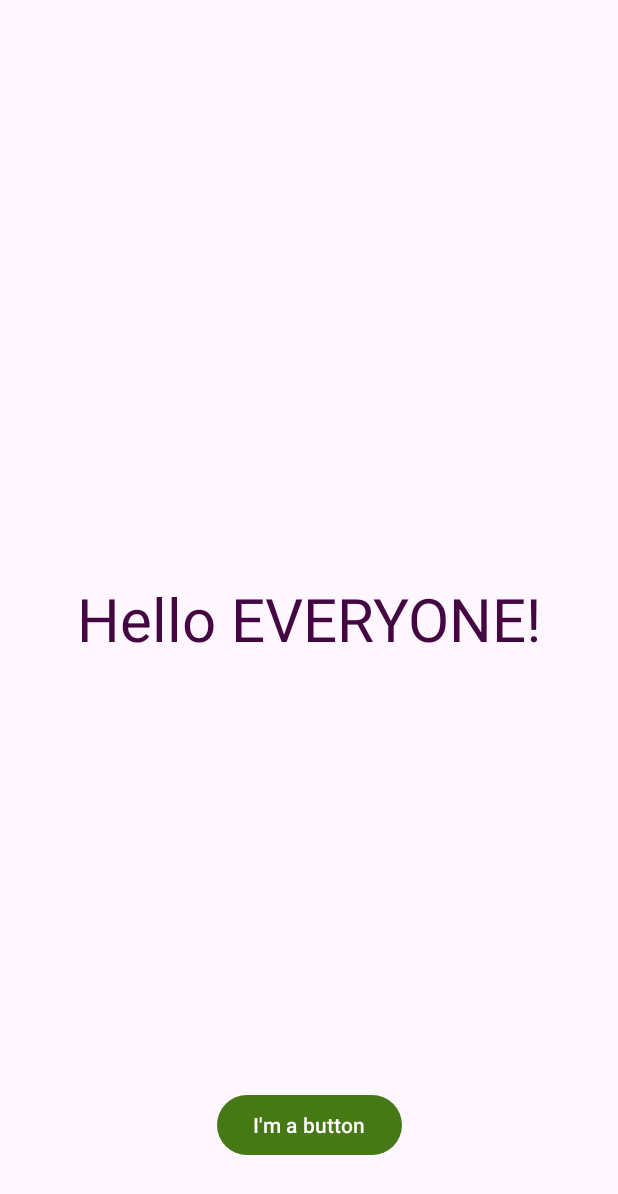
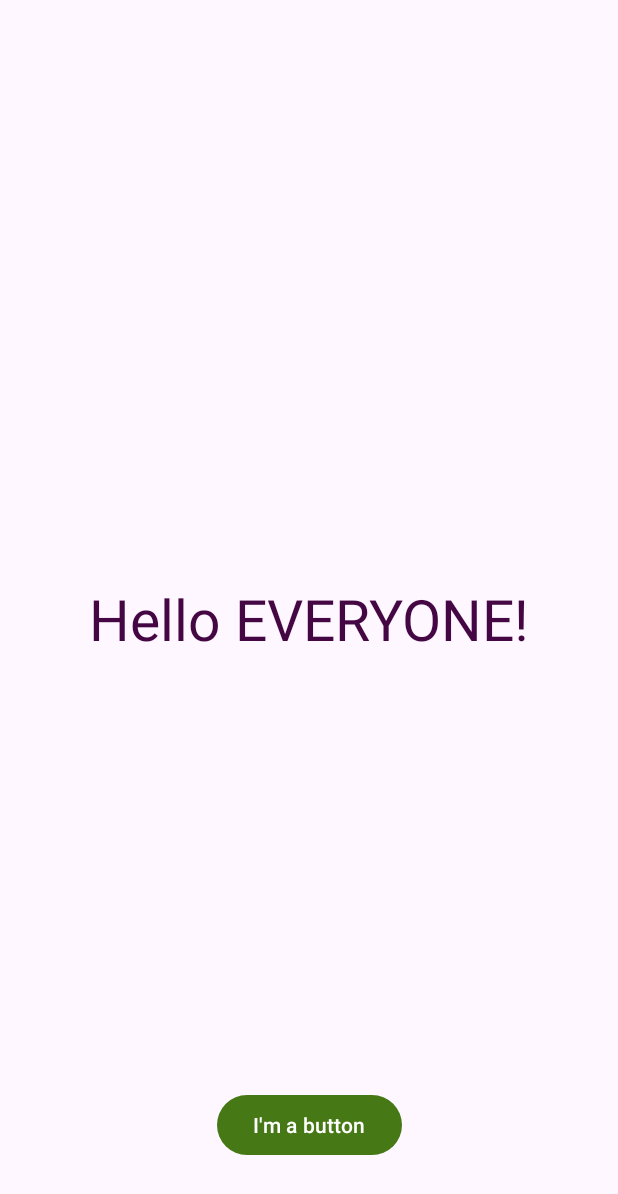
Before and after one commit to Regis-One/charafWork, an Android app: the screen it shows after launch (MainActivity), on a phone screen of 412 x 824 dp. Shown: the top 1194 px of the screen. Run offline under Robolectric (Android 15) with nearby library versions, the phone set to English and light mode, and no system bars.

Commit message:
change text size

```diff
--- a/app/src/main/res/layout/activity_main.xml
+++ b/app/src/main/res/layout/activity_main.xml
@@ -11,7 +11,7 @@
         android:layout_height="wrap_content"
         android:text="@string/hello_message"
         app:layout_constraintBottom_toBottomOf="parent"
-        android:textSize="40dp"
+        android:textSize="38dp"
         app:layout_constraintEnd_toEndOf="parent"
         app:layout_constraintStart_toStartOf="parent"
         app:layout_constraintTop_toTopOf="parent"
```
